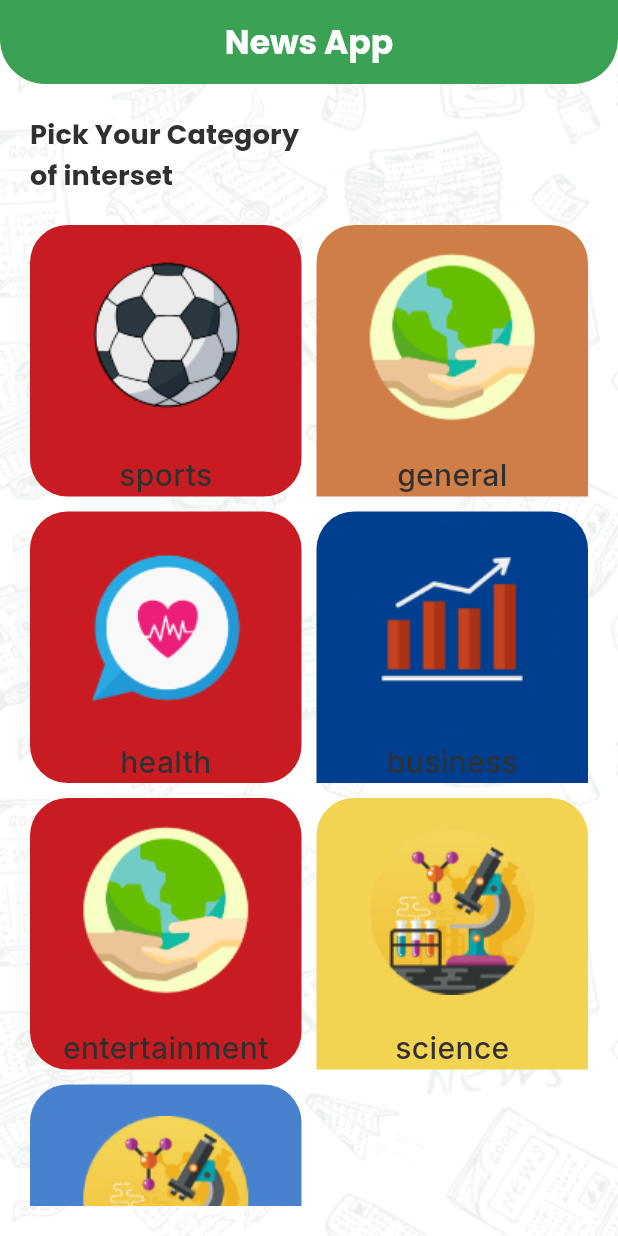
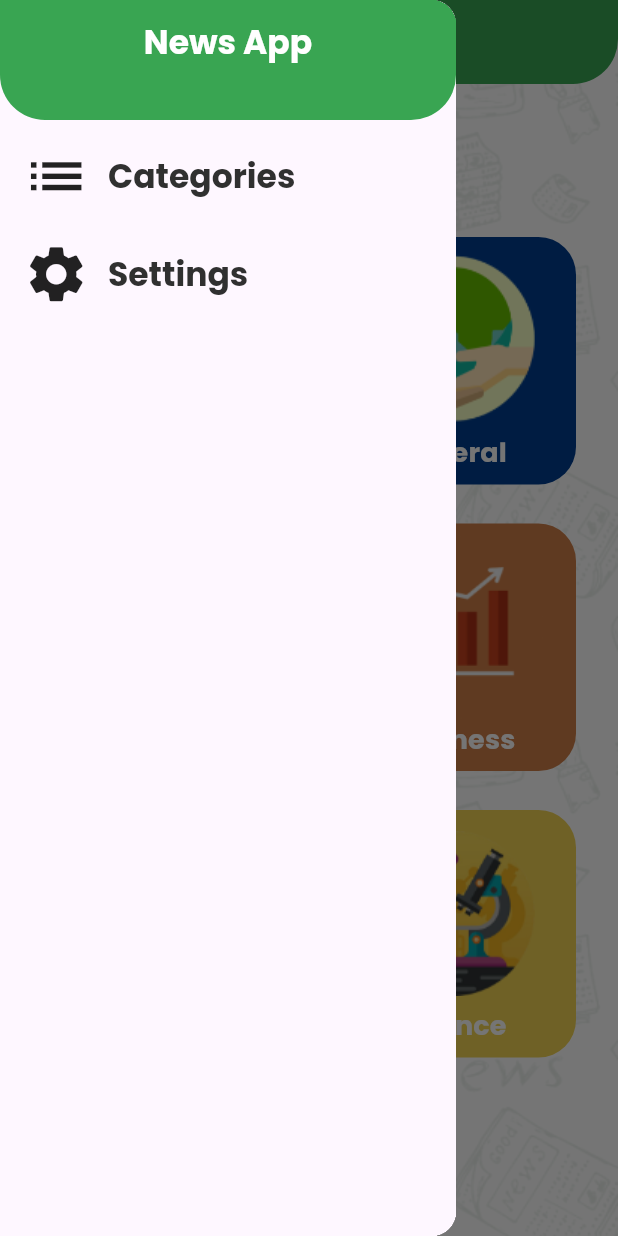
Before and after one commit to janaismaiel7/news, a Flutter app: the screen it shows after launch, with the side drawer open (before the commit the screen has no drawer), on a phone screen of 412 x 824 dp. Run offline on Flutter 3.47's test engine with Material 3 defaults, Android fonts, the phone set to English and light mode, and no system bars; our stand-ins replace cached_network_image, google_fonts; generated files the repository leaves out were written again.

Commit message:
news init app

```diff
--- /dev/null
+++ b/lib/Home/Settings.dart/SettingsTab.dart
@@ -0,0 +1,13 @@
+import 'package:flutter/material.dart';
+
+class Settingstab extends StatelessWidget {
+  const Settingstab({super.key});
+
+  @override
+  Widget build(BuildContext context) {
+   return Container(
+    color: Colors.amber,
+
+   );
+  }
+}
--- a/lib/Home/categories.dart/categoryDetails.dart
+++ b/lib/Home/categories.dart/categoryDetails.dart
@@ -2,10 +2,12 @@ import 'package:flutter/material.dart';
 import 'package:news/Home/tabs/tabsWidget.dart';
 import 'package:news/api/apiManger.dart';
 import 'package:news/appColors.dart';
+import 'package:news/model/category.dart';
 import 'package:news/model/source_response/source_response.dart';
 
 class Categorydetails extends StatefulWidget {
-  const Categorydetails({super.key});
+Categoryy categoryy;
+Categorydetails({required this.categoryy});
 
   @override
   State<Categorydetails> createState() => _CategorydetailsState();
@@ -15,7 +17,7 @@ class _CategorydetailsState extends State<Categorydetails> {
   @override
   Widget build(BuildContext context) {
     return  FutureBuilder<SourceResponse?>(
-                future: Apimanger.getSources(),
+                future: Apimanger.getSources(widget.categoryy.id),
                 builder: (context, snapshot) {
                   if (snapshot.connectionState == ConnectionState.waiting) {
                     return Center(
@@ -29,7 +31,7 @@ class _CategorydetailsState extends State<Categorydetails> {
                         Text('Something went wrong'),
                         ElevatedButton(
                             onPressed: () {
-                              Apimanger.getSources();
+                              Apimanger.getSources(widget.categoryy.id);
                               setState(() {});
                             },
                             child: Text('try again'))
@@ -45,7 +47,7 @@ class _CategorydetailsState extends State<Categorydetails> {
                           ),
                           ElevatedButton(
                               onPressed: () {
-                                Apimanger.getSources();
+                                Apimanger.getSources(widget.categoryy.id);
                                 setState(() {});
                               },
                               child: Text('try again'))
--- a/lib/Home/categories.dart/categoryFragment.dart
+++ b/lib/Home/categories.dart/categoryFragment.dart
@@ -4,6 +4,8 @@ import 'package:news/model/category.dart';
 
 class categoryfargment extends StatelessWidget {
  var categoriesList = Categoryy.getCategories();
+ Function onCategoryIteamClick;
+ categoryfargment({required this.onCategoryIteamClick});
   @override
   Widget build(BuildContext context) {
     return Container(
@@ -24,8 +26,16 @@ class categoryfargment extends StatelessWidget {
                 crossAxisSpacing: 10,
               ),
               itemBuilder: (context, index) {
-                return Categoryiteam(category: categoriesList[index],
-                index: index);
+                return Padding(
+                  padding: const EdgeInsets.all(8.0),
+                  child: InkWell(
+                    onTap: () {
+                      onCategoryIteamClick(categoriesList[index]);
+                    },
+                    child: Categoryiteam(category: categoriesList[index],
+                    index: index),
+                  ),
+                );
               },
               itemCount: categoriesList.length,
 
--- a/lib/Home/categories.dart/categoryIteam.dart
+++ b/lib/Home/categories.dart/categoryIteam.dart
@@ -1,5 +1,6 @@
 import 'package:flutter/foundation.dart';
 import 'package:flutter/material.dart';
+import 'package:news/appColors.dart';
 import 'package:news/model/category.dart';
 
 class Categoryiteam extends StatelessWidget {
@@ -11,18 +12,24 @@ class Categoryiteam extends StatelessWidget {
   @override
   Widget build(BuildContext context) {
     return Container(
+      padding: EdgeInsets.all(8),
       decoration: BoxDecoration(
         color: category.color,
         borderRadius: BorderRadius.only(
           topRight: Radius.circular(25),
           topLeft: Radius.circular(25),
           bottomLeft: Radius.circular(index % 2 == 0 ? 25 : 0),
-          bottomRight: Radius.circular(index % 2 == 0 ? 25 : 0),
+          bottomRight: Radius.circular(index % 2 != 0 ? 25 : 0),
         ),
       ),
       child: Column(
-        children: [Expanded(child: Image.asset(category.imagePath)),
-        Text(category.title)],
+
+        children: [Expanded(child: Image.asset(category.imagePath,
+        height: MediaQuery.of(context).size.height*0.15,)),
+        Text(
+
+          category.title,style: Theme.of(context).textTheme.titleMedium?.copyWith(color: Appcolors.whiteColor),
+      )],
       ),
     );
   }
--- /dev/null
+++ b/lib/Home/drawer/homeDrawer.dart
@@ -0,0 +1,84 @@
+import 'package:flutter/material.dart';
+import 'package:news/appColors.dart';
+
+class Homedrawer extends StatefulWidget {
+  static const int categories = 1;
+  static const int settings = 2;
+
+  final Function(int) onSideMenuClick;
+  Homedrawer({required this.onSideMenuClick});
+
+  @override
+  State<Homedrawer> createState() => _HomedrawerState();
+}
+
+class _HomedrawerState extends State<Homedrawer> {
+  @override
+  Widget build(BuildContext context) {
+    return Scaffold(
+      appBar: PreferredSize(
+          preferredSize: Size.fromHeight(80.0), // Height of AppBar including padding
+          child: AppBar(
+            title: Text(
+              'News App',
+              style: TextStyle(color: Colors.white),
+            ),
+            centerTitle: true,
+          )),
+      body: Padding(
+        padding: const EdgeInsets.all(15.0),
+        child: Column(
+          children: [
+            InkWell(
+              onTap: () {
+                widget.onSideMenuClick(Homedrawer.categories); // Pass categories identifier
+              },
+              child: Row(
+                children: [
+                  Icon(
+                    Icons.list,
+                    size: 45,
+                  ),
+                  SizedBox(
+                    width: 12,
+                  ),
+                  Text(
+                    'Categories',
+                    style: Theme.of(context)
+                        .textTheme
+                        .titleLarge
+                        ?.copyWith(color: Appcolors.blackColor),
+                  ),
+                ],
+              ),
+            ),
+            SizedBox(height: 20),
+            InkWell(
+              onTap: () {
+                widget.onSideMenuClick(Homedrawer.settings);
+              },
+              child: Row(
+                children: [
+                  Icon(
+                    Icons.settings,
+                    size: 45,
+                  ),
+                  SizedBox(
+                    width: 12,
+                  ),
+                  Text(
+                    'Settings',
+                    style: Theme.of(context)
+                        .textTheme
+                        .titleLarge
+                        ?.copyWith(color: Appcolors.blackColor),
+                  ),
+                ],
+              ),
+            ),
+          ],
+        ),
+      ),
+    );
+  }
+}
--- a/lib/Home/homeScreen.dart
+++ b/lib/Home/homeScreen.dart
@@ -1,10 +1,10 @@
 import 'package:flutter/material.dart';
+import 'package:news/Home/Settings.dart/SettingsTab.dart';
 import 'package:news/Home/categories.dart/categoryDetails.dart';
 import 'package:news/Home/categories.dart/categoryFragment.dart';
-import 'package:news/Home/tabs/tabsWidget.dart';
-import 'package:news/api/apiManger.dart';
+import 'package:news/Home/drawer/homeDrawer.dart';
 import 'package:news/appColors.dart';
-import 'package:news/model/source_response/source_response.dart';
+import 'package:news/model/category.dart';
 
 class Homescreen extends StatefulWidget {
   static const String routeName = 'homeScreen';
@@ -15,6 +15,9 @@ class Homescreen extends StatefulWidget {
 }
 
 class _HomescreenState extends State<Homescreen> {
+  Categoryy? selectedCategory;
+  int selectedMenuIteam = Homedrawer.categories;
+
   @override
   Widget build(BuildContext context) {
     return Stack(
@@ -29,16 +32,40 @@ class _HomescreenState extends State<Homescreen> {
           ),
         ),
         Scaffold(
-            backgroundColor: Colors.transparent,
-            appBar: AppBar(
-              title: Text(
-                'News App',
-                style: Theme.of(context).textTheme.titleLarge,
-              ),
+          backgroundColor: Colors.transparent,
+          appBar: AppBar(
+            title: Text(
+              selectedMenuIteam == Homedrawer.settings
+                  ? 'Settings'
+                  : selectedCategory == null
+                      ? 'News App'
+                      : selectedCategory!.title,
+              style: Theme.of(context).textTheme.titleLarge,
             ),
-            body:categoryfargment()
-          )
+          ),
+          drawer: Drawer(
+            child: Homedrawer(onSideMenuClick: onSideMenuClick),
+          ),
+          body: selectedMenuIteam == Homedrawer.settings
+              ? Settingstab()
+              : selectedCategory == null
+                  ? categoryfargment(onCategoryIteamClick: onCategoryIteamClick)
+                  : Categorydetails(categoryy: selectedCategory!),
+        ),
       ],
     );
   }
+
+  void onCategoryIteamClick(Categoryy newCategory) {
+    selectedCategory = newCategory;
+    selectedMenuIteam = Homedrawer.categories;
+    setState(() {});
+  }
+
+  void onSideMenuClick(int newSIdeMEnuIteam) {
+    selectedMenuIteam = newSIdeMEnuIteam;
+    selectedCategory = null;
+    Navigator.pop(context);
+    setState(() {});
+  }
 }
--- a/lib/api/apiManger.dart
+++ b/lib/api/apiManger.dart
@@ -7,11 +7,12 @@ import 'package:news/model/source_response/source_response.dart';
 
 
 class Apimanger {
-  static Future<SourceResponse?> getSources() async {
+  static Future<SourceResponse?> getSources(String categoryId) async {
     try {
       // Build the URL with the base URL and parameters
       Uri url = Uri.https(Apiconstants.baseUrl, Apiconstants.SourceApi,
-          {'apiKey': '0fcf3512df954f2788c6953ef9b45e41'});
+          {'apiKey': '0fcf3512df954f2788c6953ef9b45e41',
+          'category':categoryId});
 
       // Send the HTTP GET request
       var response = await http.get(url);
--- a/lib/appColors.dart
+++ b/lib/appColors.dart
@@ -9,6 +9,6 @@ class Appcolors {
   static Color yellowColor = Color(0xffF2D352);
   static Color pinkColor = Color(0xffED1E79);
   static Color blueColor = Color(0xff4882CF);
-  static Color darkBlueColor = Color(0xffCF7E48);
-  static Color lightBrownColor = Color(0xff003E90);
+  static Color lightBrownColor = Color(0xffCF7E48);
+  static Color darkBlueColor = Color(0xff003E90);
 }
--- a/lib/model/category.dart
+++ b/lib/model/category.dart
@@ -13,11 +13,11 @@ class Categoryy {
     return [
       Categoryy(color: Appcolors.redColor, imagePath: "assets/images/ball.png", id: "sports", title: "sports"),
       Categoryy(color: Appcolors.darkBlueColor, imagePath: "assets/images/environment.png", id: "general", title: "general"),
-      Categoryy(color: Appcolors.redColor, imagePath: "assets/images/health.png", id: 'health', title: "health"),
+      Categoryy(color: Appcolors.pinkColor, imagePath: "assets/images/health.png", id: 'health', title: "health"),
       Categoryy(color: Appcolors.lightBrownColor, imagePath: "assets/images/bussines.png", id: 'business', title: "business"),
-     Categoryy(color: Appcolors.redColor, imagePath: "assets/images/environment.png", id: 'entertainment', title: "entertainment"),
+     Categoryy(color: Appcolors.blueColor, imagePath: "assets/images/environment.png", id: 'entertainment', title: "entertainment"),
       Categoryy(color: Appcolors.yellowColor, imagePath: "assets/images/science.png", id: 'science', title: "science"),
-       Categoryy(color: Appcolors.blueColor, imagePath: "assets/images/science.png", id: 'technology', title: "technology"),
+       Categoryy(color: Appcolors.darkBlueColor, imagePath: "assets/images/science.png", id: 'technology', title: "technology"),
     ];
   }
 }
```
